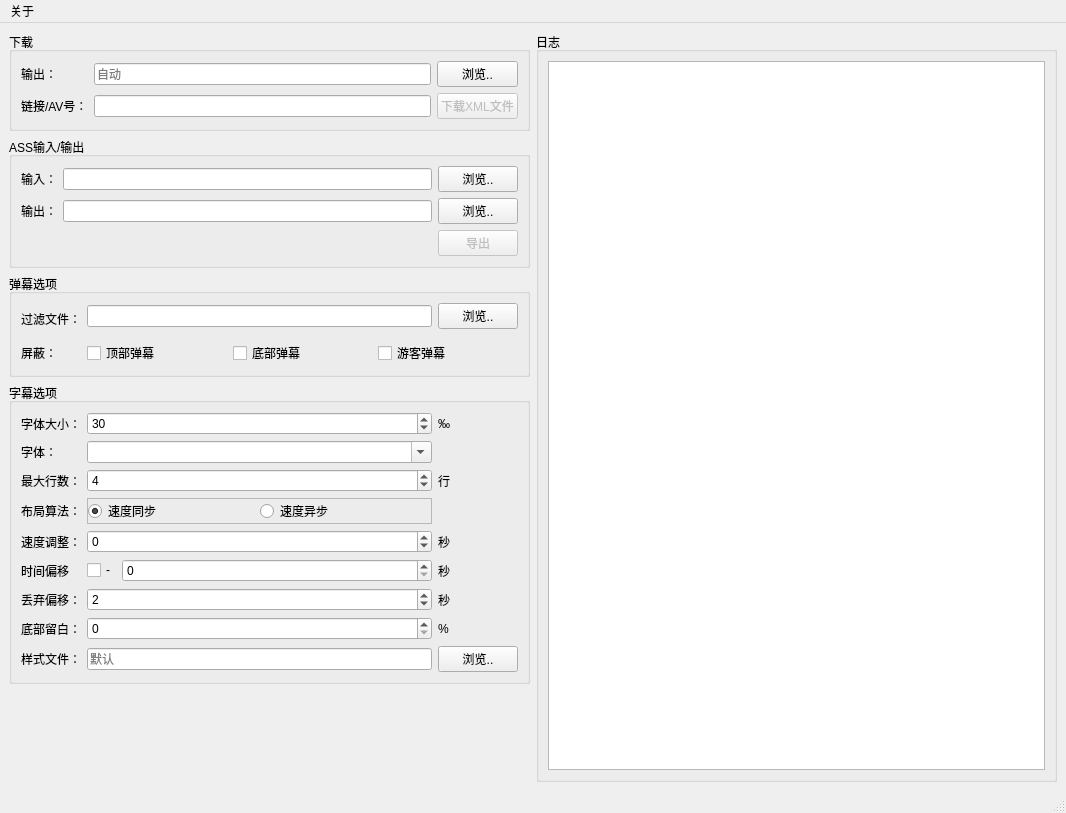
autodotua/niconvert, file niconvert/fz/window.ui: the form before one commit.
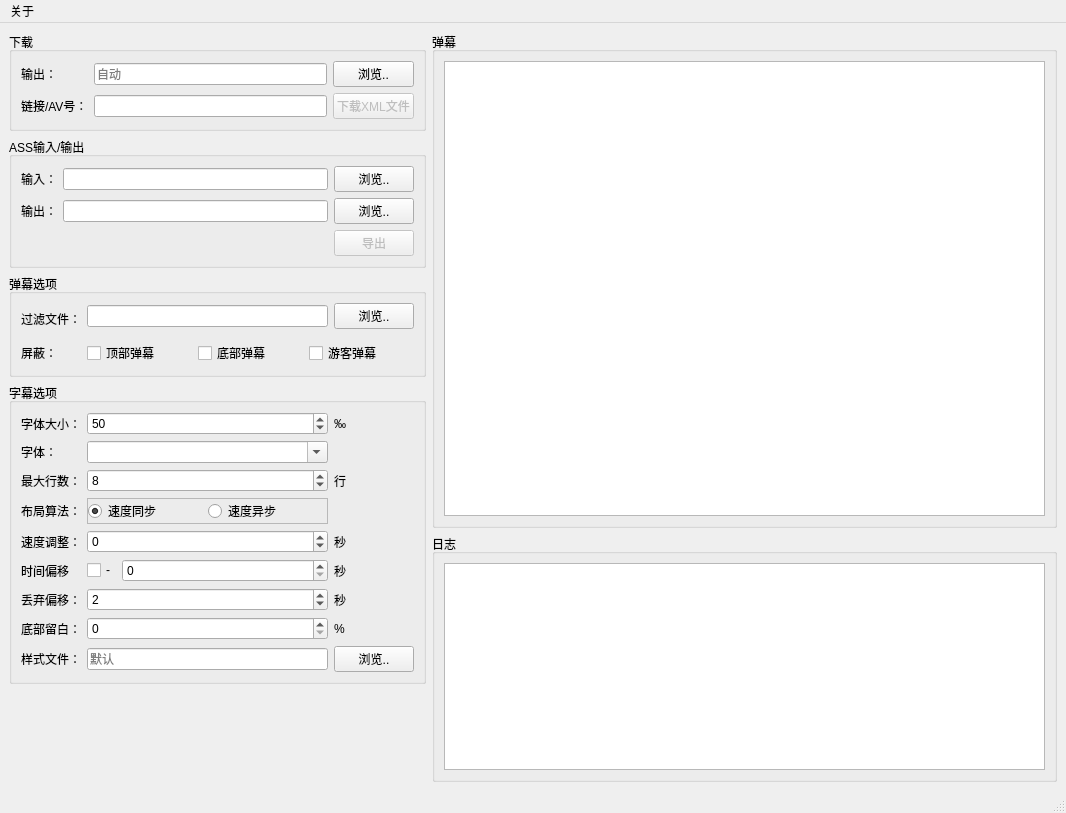
The form after the commit.

Commit message: 新增了弹幕列表显示；新增窗体图标

Patch:
```diff
--- a/niconvert/fz/window.ui
+++ b/niconvert/fz/window.ui
@@ -14,7 +14,7 @@
    <string>BiliBili弹幕下载&amp;转换</string>
   </property>
   <widget class="QWidget" name="centralwidget">
-   <layout class="QHBoxLayout" name="horizontalLayout_5">
+   <layout class="QHBoxLayout" name="horizontalLayout_5" stretch="2,3">
     <item>
      <layout class="QVBoxLayout" name="verticalLayout" stretch="0,0,0,0,0">
       <item>
@@ -317,7 +317,7 @@
               <number>5</number>
              </property>
              <property name="value">
-              <number>30</number>
+              <number>50</number>
              </property>
             </widget>
            </item>
@@ -362,7 +362,7 @@
               <number>10</number>
              </property>
              <property name="value">
-              <number>4</number>
+              <number>8</number>
              </property>
             </widget>
            </item>
@@ -500,16 +500,36 @@
      </layout>
     </item>
     <item>
+     <layout class="QVBoxLayout" name="verticalLayout_2" stretch="2,1">
+      <item>
      <widget class="QGroupBox" name="groupBox_5">
       <property name="title">
-       <string>日志</string>
+         <string>弹幕</string>
       </property>
       <layout class="QHBoxLayout" name="horizontalLayout">
        <item>
+          <widget class="QTableView" name="tableView">
+           <property name="editTriggers">
+            <set>QAbstractItemView::NoEditTriggers</set>
+           </property>
+          </widget>
+         </item>
+        </layout>
+       </widget>
+      </item>
+      <item>
+       <widget class="QGroupBox" name="groupBox_6">
+        <property name="title">
+         <string>日志</string>
+        </property>
+        <layout class="QVBoxLayout" name="verticalLayout_3">
+         <item>
         <widget class="QTextEdit" name="txtLog"/>
        </item>
       </layout>
      </widget>
+      </item>
+     </layout>
     </item>
    </layout>
   </widget>
```
Lines whose indentation alone changed are shown as unchanged. The commit also changes 12 other files.
